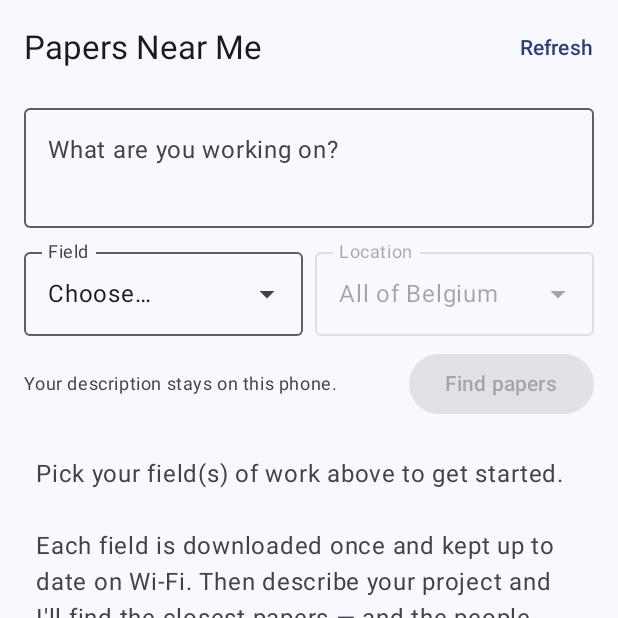
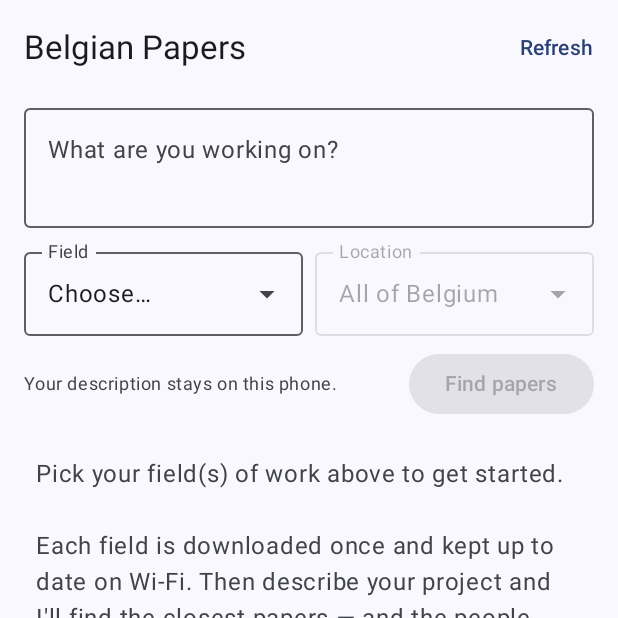
Before and after one commit to AlexanderJVP/PapersNearMe, an Android app built with Jetpack Compose: the screen it shows after launch (MainActivity), on a phone screen of 412 x 824 dp, the top half of it. Run offline under Robolectric (Android 15) with nearby library versions, the phone set to English and light mode, and no system bars; network calls fail; 1 statement that could not run was skipped.

Commit message:
Rename the app to Belgian Papers
Co-Authored-By: Claude Opus 5.5 <noreply@anthropic.com>

```diff
--- a/app/src/main/AndroidManifest.xml
+++ b/app/src/main/AndroidManifest.xml
@@ -10,7 +10,7 @@
         android:label="@string/app_name"
         android:icon="@android:drawable/ic_menu_search"
         android:supportsRtl="true"
-        android:theme="@style/Theme.PapersNearMe">
+        android:theme="@style/Theme.BelgianPapers">
         <activity
             android:name=".MainActivity"
             android:exported="true"
--- a/app/src/main/java/be/alexander/papersnearme/ui/PapersScreen.kt
+++ b/app/src/main/java/be/alexander/papersnearme/ui/PapersScreen.kt
@@ -46,10 +46,12 @@ import androidx.compose.ui.ExperimentalComposeUiApi
 import androidx.compose.ui.Modifier
 import androidx.compose.ui.platform.LocalSoftwareKeyboardController
 import androidx.compose.ui.platform.LocalUriHandler
+import androidx.compose.ui.res.stringResource
 import androidx.compose.ui.text.font.FontWeight
 import androidx.compose.ui.text.input.ImeAction
 import androidx.compose.ui.text.style.TextOverflow
 import androidx.compose.ui.unit.dp
+import be.alexander.papersnearme.R
 import be.alexander.papersnearme.data.FieldInfo
 import be.alexander.papersnearme.data.Match
 
@@ -62,7 +64,7 @@ fun PapersScreen(vm: PapersViewModel) {
     Scaffold(
         topBar = {
             TopAppBar(
-                title = { Text("Papers Near Me") },
+                title = { Text(stringResource(R.string.app_name)) },
                 actions = { TextButton(onClick = vm::refresh, enabled = !busy) { Text("Refresh") } },
             )
         },
--- a/app/src/main/res/values/strings.xml
+++ b/app/src/main/res/values/strings.xml
@@ -1,3 +1,3 @@
 <resources>
-    <string name="app_name">Papers Near Me</string>
+    <string name="app_name">Belgian Papers</string>
 </resources>
--- a/app/src/main/res/values/themes.xml
+++ b/app/src/main/res/values/themes.xml
@@ -1,4 +1,4 @@
 <?xml version="1.0" encoding="utf-8"?>
 <resources>
-    <style name="Theme.PapersNearMe" parent="android:Theme.Material.Light.NoActionBar" />
+    <style name="Theme.BelgianPapers" parent="android:Theme.Material.Light.NoActionBar" />
 </resources>
```
Also changed, not shown: 2 other files.
